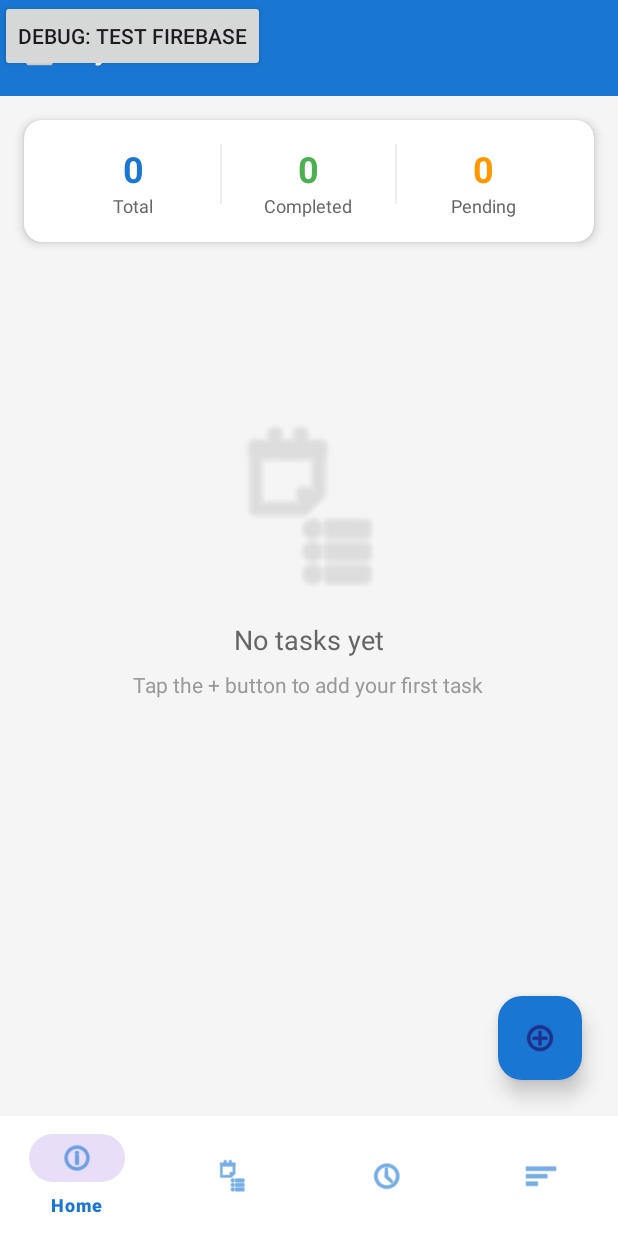
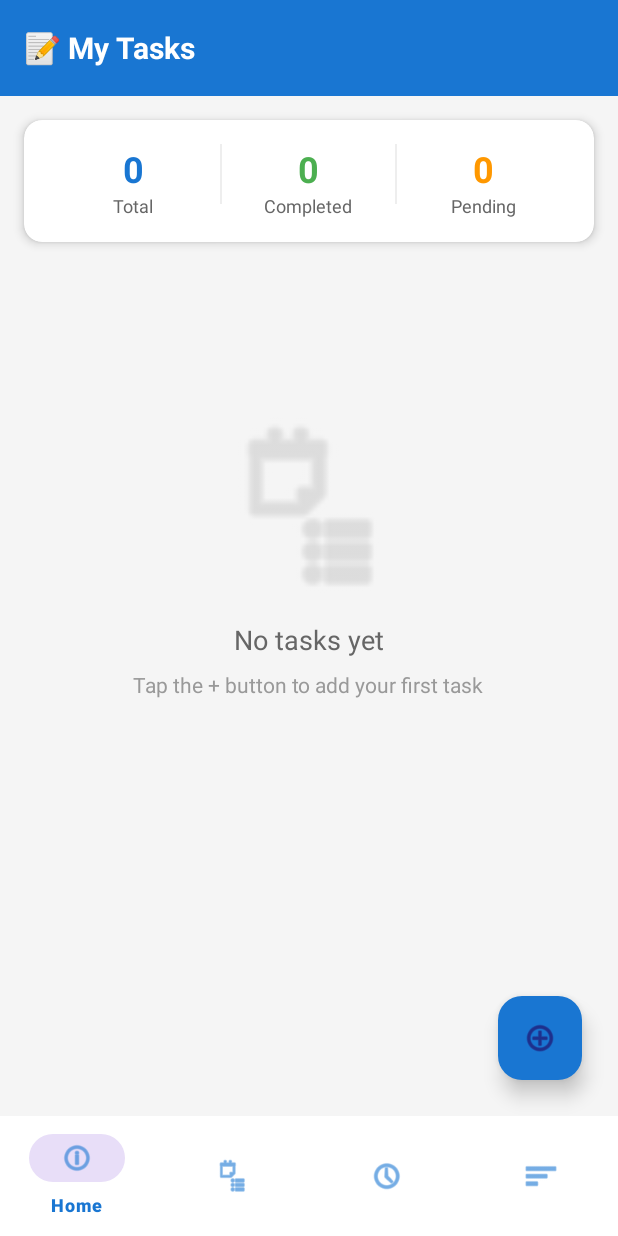
Before and after one commit to GenriqueBalmes/StudyApp, an Android app: the fragment TasksFragment placed in its activity, on a phone screen of 412 x 824 dp. Run offline under Robolectric (Android 15) with nearby library versions, the phone set to English and light mode, and no system bars; our stand-ins replace Firebase (no records; nobody signed in at launch, a user with empty details on screens opened directly).

```diff
--- a/app/src/main/java/com/mobcomp/studyx/TasksFragment.kt
+++ b/app/src/main/java/com/mobcomp/studyx/TasksFragment.kt
@@ -63,9 +63,6 @@ class TasksFragment : Fragment() {
         fabAddTask.setOnClickListener {
             showAddTaskDialog()
         }
-
-        // Add debug button
-        addDebugButton(view)
     }
 
     private fun setupRecyclerView() {
--- a/app/src/main/res/layout/fragment_tasks.xml
+++ b/app/src/main/res/layout/fragment_tasks.xml
@@ -159,7 +159,7 @@
             android:layout_width="120dp"
             android:layout_height="120dp"
             android:src="@android:drawable/ic_menu_agenda"
-            android:tint="#CCCCCC"/>
+            app:tint="#CCCCCC" />
 
         <TextView
             android:layout_width="wrap_content"
```
Also changed, not shown: app/src/main/AndroidManifest.xml (+8 -5 lines), app/src/main/java/com/mobcomp/studyx/RegisterActivity.kt (+9 -4 lines).
